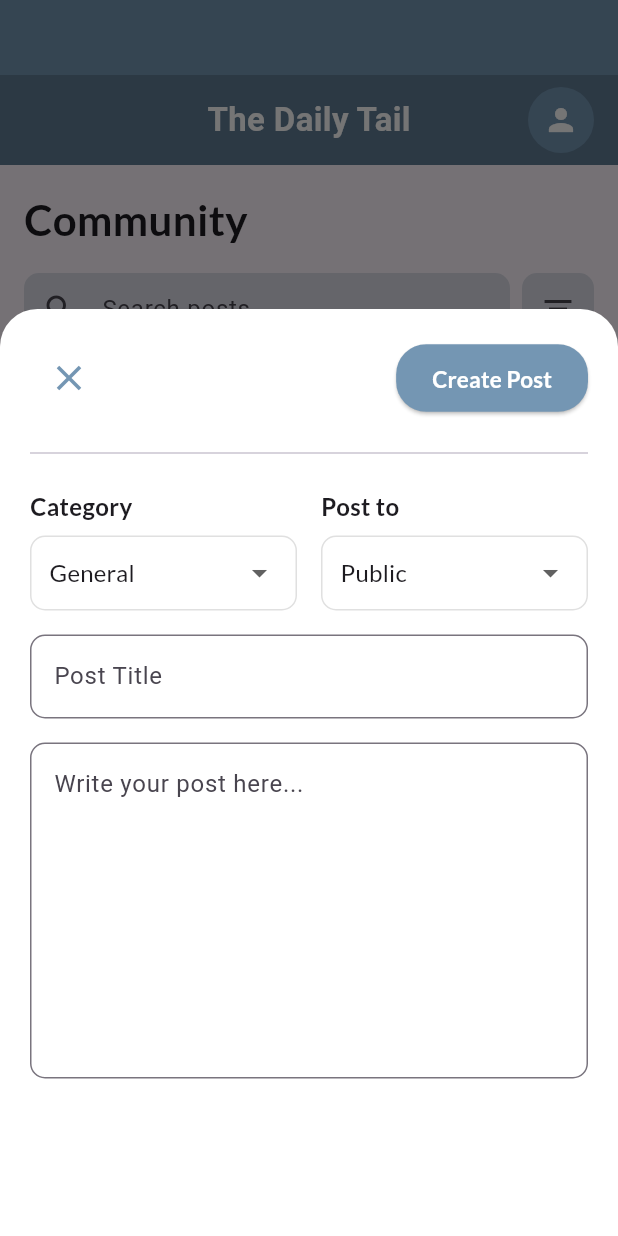
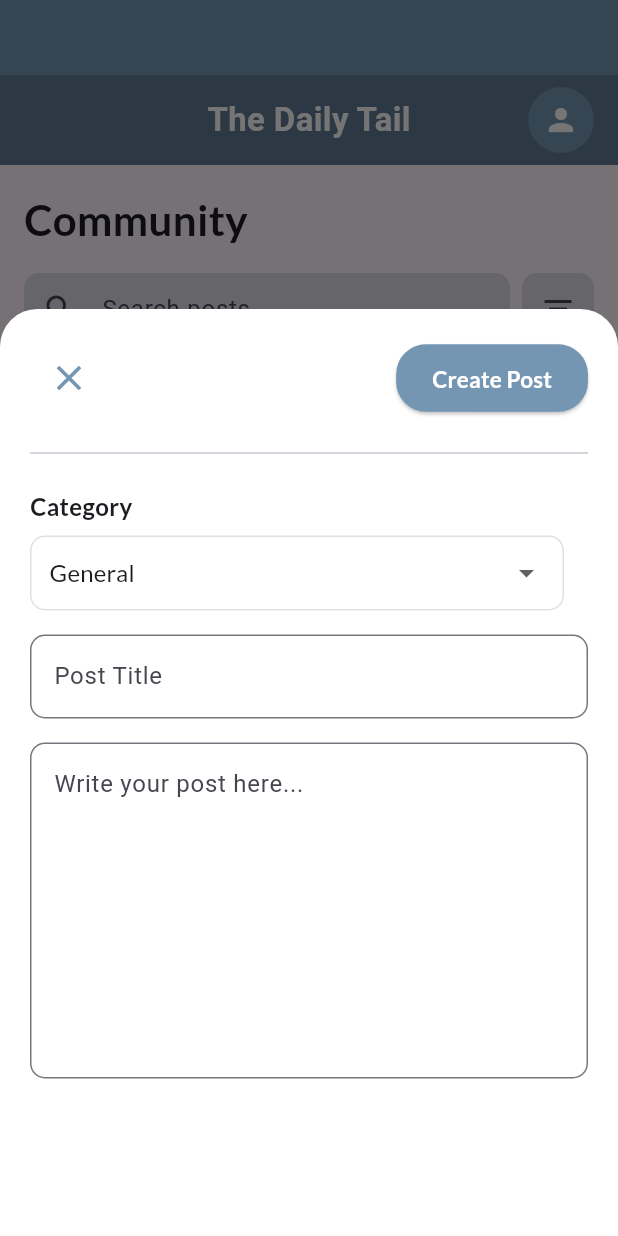
Before and after one commit to dluzong/TheDailyTail, a Flutter app: the screen it shows once a user with an empty profile is signed in, item 3 of the bottom bar chosen, after a tap on the "add" icon, on a phone screen of 412 x 824 dp. Run offline on Flutter 3.47's test engine with Material 3 defaults, Android fonts, the phone set to English and light mode, and no system bars; our stand-ins replace flutter_dotenv, google_fonts, lottie, shared_preferences, smooth_page_indicator, supabase_flutter and 1 more; accounts and stored records are empty.

Commit message:
removed Post To option

```diff
--- a/frontend/lib/posts_provider.dart
+++ b/frontend/lib/posts_provider.dart
@@ -46,7 +46,42 @@ class PostsProvider extends ChangeNotifier {
     final storedPosts = prefs.getString('posts');
     if (storedPosts != null) {
       final List<dynamic> decoded = json.decode(storedPosts);
-      _posts = decoded.cast<Map<String, dynamic>>();
+
+      // Ensure each entry is a Map<String, dynamic>
+      _posts = decoded
+          .map<Map<String, dynamic>>((e) => Map<String, dynamic>.from(e as Map))
+          .toList();
+
+      // Normalize fields to avoid type errors (comments must be a List, likes an int, etc.)
+      for (final post in _posts) {
+        // likes -> int
+        final likes = post['likes'];
+        if (likes is String) {
+          post['likes'] = int.tryParse(likes) ?? 0;
+        } else if (likes is! int) {
+          post['likes'] = 0;
+        }
+
+        // comments -> List<Map<String, dynamic>>
+        final comments = post['comments'];
+        if (comments is int || comments == null) {
+          post['comments'] = <Map<String, dynamic>>[];
+        } else if (comments is List) {
+          post['comments'] = comments.map<Map<String, dynamic>>((c) {
+            if (c is Map) return Map<String, dynamic>.from(c);
+            return {'user': 'unknown', 'text': c?.toString() ?? ''};
+          }).toList();
+        } else {
+          post['comments'] = <Map<String, dynamic>>[];
+        }
+
+        post['liked'] = post['liked'] ?? false;
+        post['author'] = post['author'] ?? 'Unknown';
+        post['title'] = post['title'] ?? '';
+        post['content'] = post['content'] ?? '';
+        post['timeAgo'] = post['timeAgo'] ?? '';
+        post['category'] = post['category'] ?? 'General';
+      }
     } else {
       // If no saved posts, load default posts
       _posts = [
@@ -59,8 +94,6 @@ class PostsProvider extends ChangeNotifier {
           'comments': List.generate(5, (i) => {"user": "User ${i + 1}", "text": "Comment ${i + 1}"}),
           'timeAgo': '2h ago',
           'category': 'Pet Updates',
-          'postTo': 'Public',
-          'group': null,
         },
         {
           'author': 'Jane Smith',
@@ -71,8 +104,6 @@ class PostsProvider extends ChangeNotifier {
           'comments': List.generate(15, (i) => {"user": "User ${i + 1}", "text": "Comment ${i + 1}"}),
           'timeAgo': '4h ago',
           'category': 'Tips & Advice',
-          'postTo': 'Public',
-          'group': null,
         },
         {
           'author': 'Mike Johnson',
@@ -83,8 +114,6 @@ class PostsProvider extends ChangeNotifier {
           'comments': List.generate(8, (i) => {"user": "User ${i + 1}", "text": "Comment ${i + 1}"}),
           'timeAgo': '6h ago',
           'category': 'Tips & Advice',
-          'postTo': 'Public',
-          'group': null,
         },
         {
           'author': 'John Doe',
@@ -95,8 +124,6 @@ class PostsProvider extends ChangeNotifier {
           'comments': List.generate(12, (i) => {"user": "User ${i + 1}", "text": "Comment ${i + 1}"}),
           'timeAgo': '8h ago',
           'category': 'Pet Updates',
-          'postTo': 'Public',
-          'group': null,
         },
       ];
     }
--- a/frontend/lib/screens/community_screen.dart
+++ b/frontend/lib/screens/community_screen.dart
@@ -28,16 +28,7 @@ class _CommunityBoardScreenState extends State<CommunityBoardScreen> {
     'Other'
   ];
 
-  final Map<String, List<String>> _postToOptions = {
-    'Public': [],
-    'Friends': [],
-    'Only me': [],
-    'Group': ['Group 1', 'Group 2', 'Group 3'],
-  };
-
   String _selectedCategory = 'General';
-  String _selectedPostTo = 'Public';
-  String? _selectedGroup;
   // Active filters applied from the filter popup
   String _filterSort = 'recent';
   List<String> _filterCategories = [];
@@ -529,9 +520,7 @@ class _CommunityBoardScreenState extends State<CommunityBoardScreen> {
                       'likes': 0,
                       'comments': [],
                       'timeAgo': 'Just now',
-                      'category': _selectedCategory,
-                      'postTo': _selectedPostTo,
-                      'group': _selectedGroup,
+                       'category': _selectedCategory,
                     };
 
                     Provider.of<PostsProvider>(context, listen: false)
@@ -541,8 +530,6 @@ class _CommunityBoardScreenState extends State<CommunityBoardScreen> {
                     _titleController.clear();
                     _contentController.clear();
                     _selectedCategory = 'General';
-                    _selectedPostTo = 'Public';
-                    _selectedGroup = null;
 
                     Navigator.pop(context);
                   },
@@ -627,104 +614,7 @@ class _CommunityBoardScreenState extends State<CommunityBoardScreen> {
                   ),
                 ),
                 const SizedBox(width: 16),
-                Expanded(
-                  child: Column(
-                    crossAxisAlignment: CrossAxisAlignment.start,
-                    children: [
-                      Text(
-                        'Post to',
-                        style: GoogleFonts.lato(
-                          fontSize: 16,
-                          fontWeight: FontWeight.bold,
-                        ),
-                      ),
-                      const SizedBox(height: 8),
-                      Container(
-                        decoration: BoxDecoration(
-                          border: Border.all(color: Colors.grey.shade300),
-                          borderRadius: BorderRadius.circular(10),
-                        ),
-                        child:
-                            StatefulBuilder(builder: (context, setModalState) {
-                          return DropdownButtonHideUnderline(
-                            child: DropdownButton<String>(
-                              value: _selectedPostTo,
-                              isExpanded: true,
-                              padding:
-                                  const EdgeInsets.symmetric(horizontal: 12),
-                              dropdownColor: const Color(
-                                  0xFFBCD9EC), // Light blue background
-                              borderRadius: BorderRadius.circular(10),
-                              items: _postToOptions.keys.map((String option) {
-                                return DropdownMenuItem<String>(
-                                  value: option,
-                                  child: Text(
-                                    option,
-                                    style: GoogleFonts.lato(),
-                                  ),
-                                );
-                              }).toList(),
-                              onChanged: (String? newValue) {
-                                if (newValue != null) {
-                                  setModalState(() {
-                                    _selectedPostTo = newValue;
-                                    if (newValue != 'Group') {
-                                      _selectedGroup = null;
-                                    }
-                                  });
-                                }
-                              },
-                            ),
-                          );
-                        }),
-                      ),
-                      if (_selectedPostTo == 'Group') ...[
-                        const SizedBox(height: 8),
-                        Container(
-                          decoration: BoxDecoration(
-                            color: const Color(
-                                0xFFBCD9EC), // Light blue background
-                            border: Border.all(color: Colors.grey.shade300),
-                            borderRadius: BorderRadius.circular(10),
-                          ),
-                          child: StatefulBuilder(
-                              builder: (context, setModalState) {
-                            return DropdownButtonHideUnderline(
-                              child: DropdownButton<String>(
-                                value: _selectedGroup,
-                                isExpanded: true,
-                                padding:
-                                    const EdgeInsets.symmetric(horizontal: 12),
-                                borderRadius: BorderRadius.circular(10),
-                                hint: Text(
-                                  'Select Group',
-                                  style: GoogleFonts.lato(color: Colors.grey),
-                                ),
-                                items: _postToOptions['Group']!
-                                    .map((String group) {
-                                  return DropdownMenuItem<String>(
-                                    value: group,
-                                    child: Text(
-                                      group,
-                                      style: GoogleFonts.lato(),
-                                    ),
-                                  );
-                                }).toList(),
-                                onChanged: (String? newValue) {
-                                  if (newValue != null) {
-                                    setModalState(() {
-                                      _selectedGroup = newValue;
-                                    });
-                                  }
-                                },
-                              ),
-                            );
-                          }),
-                        ),
-                      ],
-                    ],
-                  ),
-                ),
+                    // Post-to dropdown removed per request
               ],
             ),
             const SizedBox(height: 16),
```
